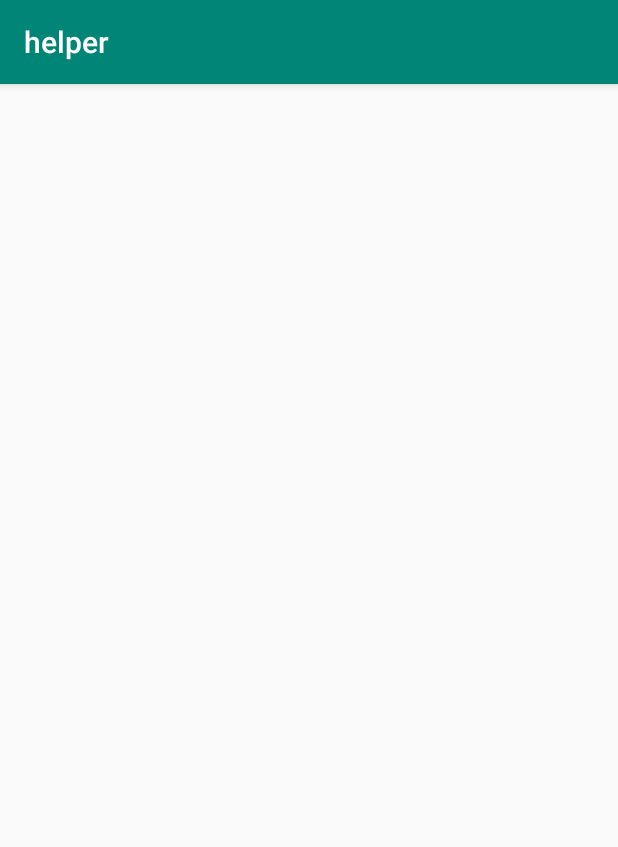
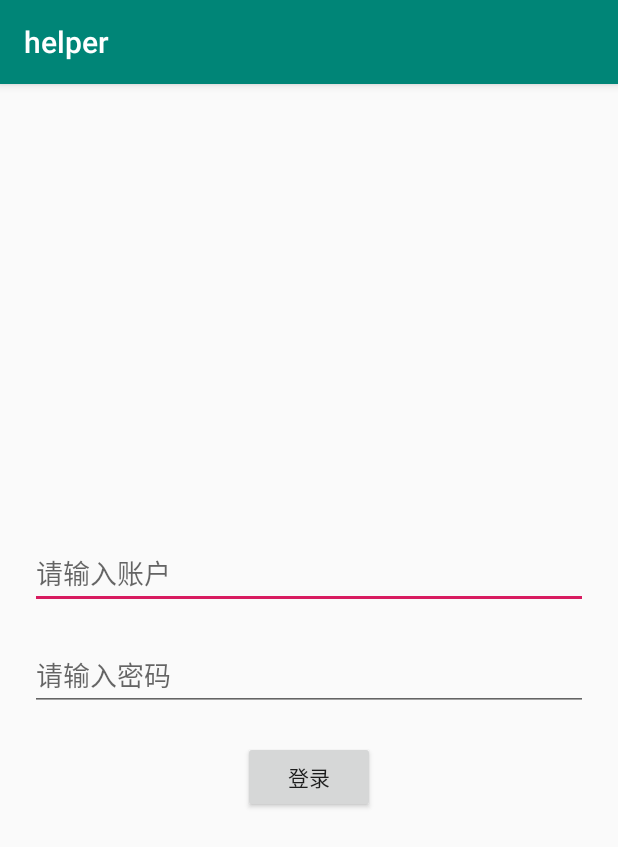
Before and after one commit to ClericYi/helper, an Android app: the screen it shows after launch (MainActivity), on a phone screen of 412 x 824 dp. Shown: the top 847 px of the screen. Run offline under Robolectric (Android 15) with nearby library versions, the phone set to English and light mode, and no system bars.

Commit message:
添加MVP框架

```diff
--- /dev/null
+++ b/app/src/main/java/com/clericyi/helper/LoginContract.java
@@ -0,0 +1,27 @@
+package com.clericyi.helper;
+
+
+import com.clericyi.basehelper.base.BaseEntity;
+
+// 将Model层、View层、Presenter层协商的共同业务，封装成接口
+// 契约、合同
+public interface LoginContract {
+
+    interface Model {
+        // Model层子类完成方法的具体实现----------------2
+        void executeLogin(String name, String pwd) throws Exception;
+    }
+
+    interface View<T extends BaseEntity> {
+        // 真实的项目中，请求结果往往是以javabean--------------4
+        void handlerResult(T t);
+    }
+
+    interface Presenter<T extends BaseEntity> {
+        // 登录请求（接收到View层指令，可以自己做，也可以让Model层去执行）-----------1
+        void requestLogin(String name, String pwd);
+
+        // 结果响应（接收到Model层处理的结果，通知View层刷新）---------------3
+        void responseResult(T t);
+    }
+}
--- a/app/src/main/java/com/clericyi/helper/MainActivity.java
+++ b/app/src/main/java/com/clericyi/helper/MainActivity.java
@@ -2,29 +2,59 @@ package com.clericyi.helper;
 
 
 import android.os.Bundle;
-import android.util.Log;
 import android.view.View;
-import android.view.ViewGroup;
-import android.widget.LinearLayout;
+import android.widget.Button;
+import android.widget.EditText;
+import android.widget.Toast;
+
+import com.clericyi.basehelper.base.BaseActivity;
 
 
-import androidx.recyclerview.widget.LinearLayoutManager;
-import androidx.recyclerview.widget.RecyclerView;
+public class MainActivity extends BaseActivity<LoginPresenter, LoginContract.View> {
 
-import com.clericyi.basehelper.BaseActivity;
-import com.clericyi.basehelper.ui.LeadBaseActivity;
-
-import java.util.ArrayList;
-import java.util.List;
-
-
-public class MainActivity extends LeadBaseActivity {
+    private EditText nameEt;
+    private EditText pwdEt;
+    private Button btn;
 
     @Override
     protected void onCreate(Bundle savedInstanceState) {
         super.onCreate(savedInstanceState);
-        setContentView(R.layout.activity_main);
-        ViewGroup group = findViewById(R.id.linear);
-        addCirclePoint(group,10);
+        setContentView(R.layout.activity_login);
+
+        initView();
+    }
+
+    // 初始化控件
+    private void initView() {
+        nameEt = findViewById(R.id.et_name);
+        pwdEt = findViewById(R.id.et_pwd);
+        btn = findViewById(R.id.bt_login);
+    }
+
+    // 点击事件
+    public void doLoginAction(View view) {
+        String name = nameEt.getText().toString();
+        String pwd = pwdEt.getText().toString();
+        // 发起需求，让Presenter处理
+        p.getContract().requestLogin(name, pwd);
+    }
+
+    @Override
+    public LoginContract.View getContract() {
+        return new LoginContract.View<UserInfo>() {
+            @Override
+            public void handlerResult(UserInfo userInfo) {
+                if (userInfo != null) {
+                    Toast.makeText(MainActivity.this, userInfo.toString(), Toast.LENGTH_SHORT).show();
+                } else {
+                    Toast.makeText(MainActivity.this, "登录失败！", Toast.LENGTH_SHORT).show();
+                }
+            }
+        };
+    }
+
+    @Override
+    public LoginPresenter getPresenter() {
+        return new LoginPresenter();
     }
 }
--- /dev/null
+++ b/app/src/main/res/layout/activity_login.xml
@@ -0,0 +1,44 @@
+<?xml version="1.0" encoding="utf-8"?>
+<RelativeLayout xmlns:android="http://schemas.android.com/apk/res/android"
+    android:layout_width="match_parent"
+    android:layout_height="match_parent"
+    android:orientation="vertical">
+
+    <LinearLayout
+        android:layout_width="match_parent"
+        android:layout_height="wrap_content"
+        android:layout_centerInParent="true"
+        android:orientation="vertical">
+
+        <EditText
+            android:id="@+id/et_name"
+            android:layout_width="match_parent"
+            android:layout_height="wrap_content"
+            android:layout_marginLeft="20dp"
+            android:layout_marginTop="20dp"
+            android:layout_marginRight="20dp"
+            android:hint="请输入账户" />
+
+        <EditText
+            android:id="@+id/et_pwd"
+            android:layout_width="match_parent"
+            android:layout_height="wrap_content"
+            android:layout_marginLeft="20dp"
+            android:layout_marginTop="20dp"
+            android:layout_marginRight="20dp"
+            android:hint="请输入密码"
+            android:inputType="textPassword" />
+
+        <Button
+            android:id="@+id/bt_login"
+            android:layout_width="wrap_content"
+            android:layout_height="wrap_content"
+            android:layout_gravity="center_horizontal"
+            android:layout_marginLeft="20dp"
+            android:layout_marginTop="20dp"
+            android:layout_marginRight="20dp"
+            android:onClick="doLoginAction"
+            android:text="登录" />
+
+    </LinearLayout>
+</RelativeLayout>
--- a/basehelper/src/main/AndroidManifest.xml
+++ b/basehelper/src/main/AndroidManifest.xml
@@ -2,4 +2,7 @@
     package="com.clericyi.basehelper" >
 
     <uses-permission android:name="android.permission.ACCESS_NETWORK_STATE" />
+    <uses-permission android:name="android.permission.INTERNET" />
+    <uses-permission android:name="android.permission.WRITE_EXTERNAL_STORAGE"/>
+
 </manifest>
--- a/basehelper/src/main/java/com/clericyi/basehelper/App.java
+++ b/basehelper/src/main/java/com/clericyi/basehelper/App.java
@@ -6,7 +6,6 @@ import com.clericyi.basehelper.network.NetworkStatusObserver;
 import com.clericyi.basehelper.network.NetworkStatusSubject;
 import com.clericyi.basehelper.util.NetworkUtil;
 
-import java.util.Stack;
 import java.util.Vector;
 import java.util.concurrent.ScheduledThreadPoolExecutor;
 import java.util.concurrent.TimeUnit;
@@ -25,7 +24,6 @@ public class App extends Application implements NetworkStatusSubject {
 
     private Vector<NetworkStatusObserver> observers = new Vector<>();
     private boolean networkCurrentStatus;
-    private static Stack<BaseActivity> activities = new Stack<>();
 
     @Override
     public void onCreate() {
@@ -66,35 +64,6 @@ public class App extends Application implements NetworkStatusSubject {
     }
 
     /**
-     * 关闭所有的Activity
-     */
-    public void finishActivities() {
-        for (BaseActivity activity : activities) {
-            if (activity != null) {
-                activity.finish();
-            }
-        }
-    }
-
-    /**
-     * 把Activity加入Stack
-     *
-     * @param activity 活动
-     */
-    public void addActivityStack(BaseActivity activity) {
-        activities.add(activity);
-    }
-
-    /**
-     * 关闭的Activity弹出
-     */
-    public void popActivityStack() {
-        if (activities.size() > 0) {
-            activities.pop();
-        }
-    }
-
-    /**
      * @param r
      * @param scheduledTime
      * @param timeUnit
--- a/basehelper/src/main/java/com/clericyi/basehelper/BaseActivity.java
+++ b/basehelper/src/main/java/com/clericyi/basehelper/base/BaseActivity.java
@@ -1,4 +1,4 @@
-package com.clericyi.basehelper;
+package com.clericyi.basehelper.base;
 
 import android.content.IntentFilter;
 import android.os.Bundle;
@@ -6,6 +6,7 @@ import android.os.Bundle;
 import androidx.annotation.Nullable;
 import androidx.appcompat.app.AppCompatActivity;
 
+import com.clericyi.basehelper.App;
 import com.clericyi.basehelper.network.NetworkReceiver;
 import com.clericyi.basehelper.network.NetworkStatusObserver;
 
@@ -15,13 +16,15 @@ import java.util.concurrent.TimeUnit;
  * author: ClericYi
  * time: 2019-11-18
  */
-public class BaseActivity extends AppCompatActivity implements NetworkStatusObserver {
+public abstract class BaseActivity<P extends BasePresenter, CONTRACT> extends AppCompatActivity implements NetworkStatusObserver {
 
     public final String TAG = this.getClass().getName();
     protected final String IS_FIRST_LAUNCH = "isFirstLaunch";
     private final TimeUnit defaultTimeUnit = TimeUnit.MILLISECONDS;
 
     private NetworkReceiver networkReceiver;
+
+    protected P p;
 
 
     @Override
@@ -38,7 +41,8 @@ public class BaseActivity extends AppCompatActivity implements NetworkStatusObse
     protected void onCreate(@Nullable Bundle savedInstanceState) {
         super.onCreate(savedInstanceState);
         initNetwork();
-        App.getInstance().addActivityStack(this);
+        p = getPresenter();
+        p.bindView(this);
     }
 
     /**
@@ -54,6 +58,7 @@ public class BaseActivity extends AppCompatActivity implements NetworkStatusObse
 
     /**
      * 用于创建立即执行的任务
+     *
      * @param r
      */
     protected void addThread(Runnable r) {
@@ -62,6 +67,7 @@ public class BaseActivity extends AppCompatActivity implements NetworkStatusObse
 
     /**
      * 用于创建定时任务
+     *
      * @param r
      * @param waitTime
      * @param timeUnit
@@ -78,13 +84,17 @@ public class BaseActivity extends AppCompatActivity implements NetworkStatusObse
         super.onDestroy();
         App.getInstance().removeObserver(this);
         unregisterReceiver(networkReceiver);
-        App.getInstance().popActivityStack();
+        p.unBindView();
     }
 
     /**
-     * 关闭所有的Activity
+     * 让P层做什么需求
      */
-    protected void finishAllActivities() {
-        App.getInstance().finishActivities();
-    }
+    public abstract CONTRACT getContract();
+
+    /**
+     * 从子类中获取具体的契约
+     */
+    public abstract P getPresenter();
+
 }
--- /dev/null
+++ b/basehelper/src/main/java/com/clericyi/basehelper/base/BaseModel.java
@@ -0,0 +1,16 @@
+package com.clericyi.basehelper.base;
+
+/**
+ * author: ClericYi
+ * time: 2020-01-18
+ */
+public abstract class BaseModel<P extends BasePresenter, CONTRACT> {
+
+    protected P p;
+
+    public BaseModel(P p) {
+        this.p = p;
+    }
+
+    public abstract CONTRACT getContract();
+}
--- /dev/null
+++ b/basehelper/src/main/java/com/clericyi/basehelper/base/BasePresenter.java
@@ -0,0 +1,50 @@
+package com.clericyi.basehelper.base;
+
+import java.lang.ref.WeakReference;
+
+/**
+ * author: ClericYi
+ * time: 2020-01-18
+ */
+public abstract class BasePresenter<V extends BaseActivity, M extends BaseModel, CONTRACT> {
+
+    protected M m;
+    // 使用弱引用，防止内存泄漏
+    private WeakReference<V> vWeakReference;
+
+    public BasePresenter() {
+        m = getModel();
+    }
+
+    /**
+     * 绑定View
+     *
+     * @param v View
+     */
+    protected void bindView(V v) {
+        vWeakReference = new WeakReference<>(v);
+    }
+
+    /**
+     * 解除绑定
+     */
+    protected void unBindView() {
+        if (vWeakReference != null) {
+            vWeakReference.clear();
+            vWeakReference = null;
+            System.gc();
+        }
+    }
+
+
+    public V getView() {
+        if (vWeakReference != null) {
+            return vWeakReference.get();
+        }
+        return null;
+    }
+
+    public abstract CONTRACT getContract();
+
+    protected abstract M getModel();
+}
--- a/basehelper/src/main/java/com/clericyi/basehelper/ui/LauncherBaseActivity.java
+++ b/basehelper/src/main/java/com/clericyi/basehelper/ui/LauncherBaseActivity.java
@@ -3,7 +3,8 @@ package com.clericyi.basehelper.ui;
 import android.content.Intent;
 import android.os.Handler;
 
-import com.clericyi.basehelper.BaseActivity;
+import com.clericyi.basehelper.base.BaseActivity;
+import com.clericyi.basehelper.base.BasePresenter;
 import com.clericyi.basehelper.util.SharePreferencesUtil;
 
 
@@ -12,7 +13,7 @@ import com.clericyi.basehelper.util.SharePreferencesUtil;
  * time: 2020-01-14
  * 启动页
  */
-public class LauncherBaseActivity extends BaseActivity {
+public abstract class LauncherBaseActivity extends BaseActivity {
 
     /**
      * 调用该函数用于自动判定跳转至主页面还是引导页
--- a/basehelper/src/main/java/com/clericyi/basehelper/ui/LeadBaseActivity.java
+++ b/basehelper/src/main/java/com/clericyi/basehelper/ui/LeadBaseActivity.java
@@ -7,9 +7,8 @@ import android.view.Gravity;
 import android.view.ViewGroup;
 import android.widget.LinearLayout;
 import android.widget.RadioButton;
-import android.widget.RadioGroup;
 
-import com.clericyi.basehelper.BaseActivity;
+import com.clericyi.basehelper.base.BaseActivity;
 import com.clericyi.basehelper.util.DensityUtil;
 import com.clericyi.basehelper.util.SharePreferencesUtil;
 
@@ -18,7 +17,7 @@ import com.clericyi.basehelper.util.SharePreferencesUtil;
  * time: 2020-01-14
  * 基于ViewPager实现可滚动引导页
  */
-public class LeadBaseActivity extends BaseActivity {
+public abstract class LeadBaseActivity extends BaseActivity {
 
     protected int CIRCLE_POINT_SIZE = 16;
 
```
Also changed, not shown: app/src/main/java/com/clericyi/helper/LoginMode.java (added, +25 -0 lines), app/src/main/java/com/clericyi/helper/LoginPresenter.java (added, +42 -0 lines), app/src/main/java/com/clericyi/helper/UserInfo.java (added, +39 -0 lines), basehelper/src/main/java/com/clericyi/basehelper/base/BaseEntity.java (added, +21 -0 lines), 2 other files.
